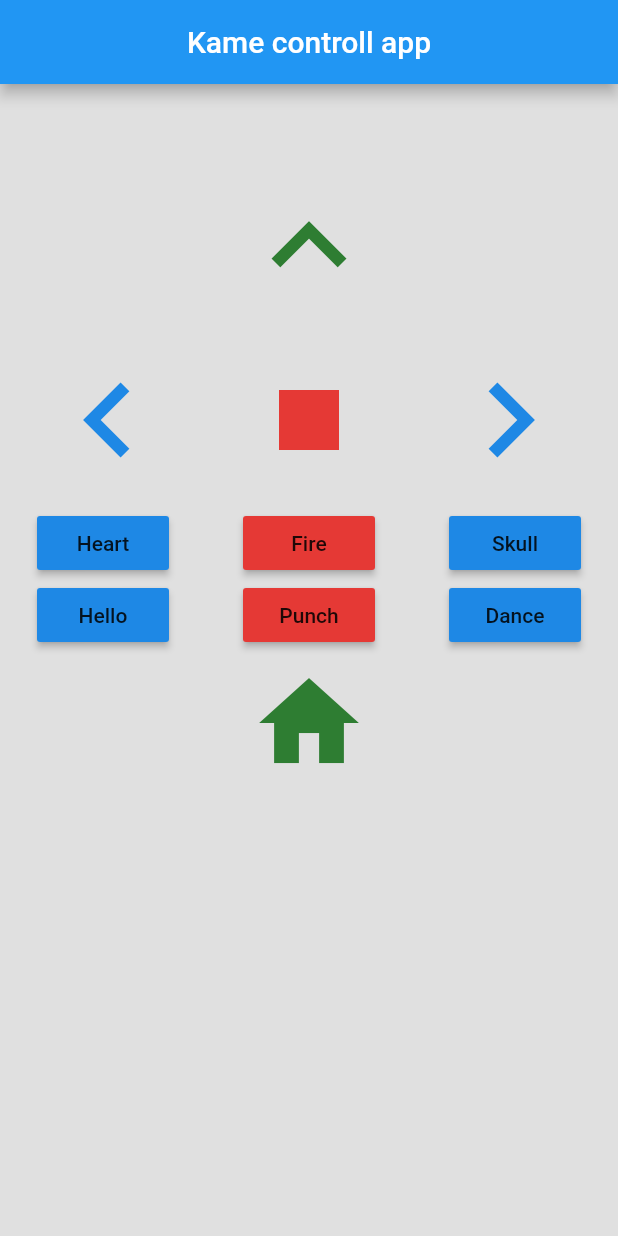
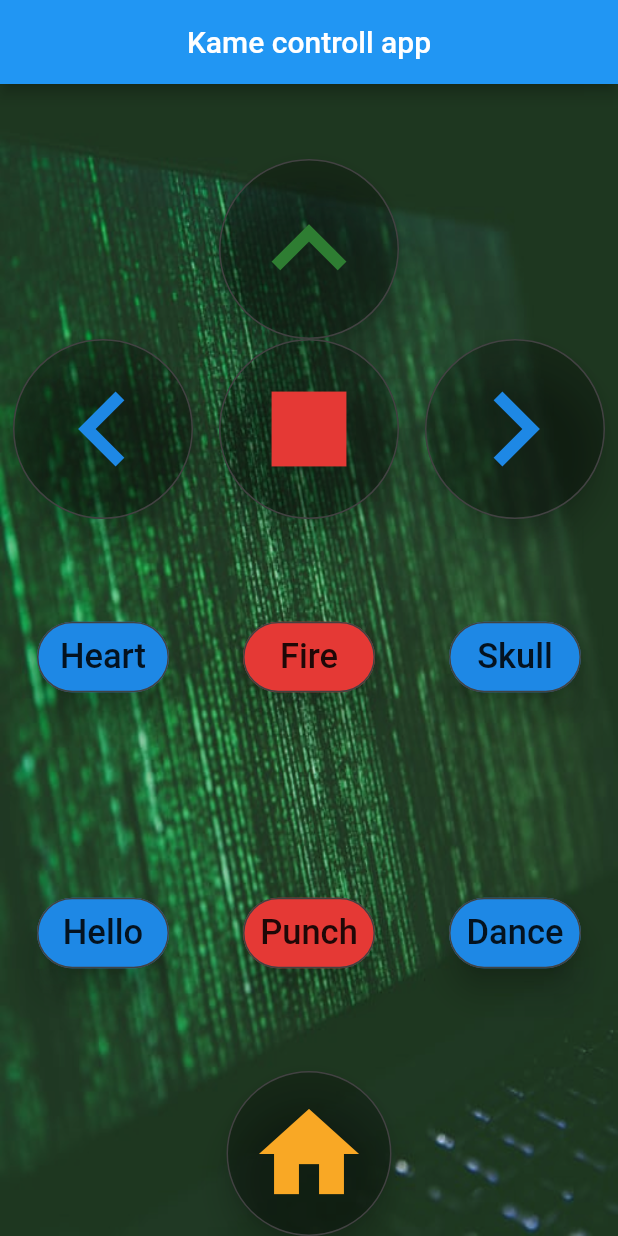
Before and after one commit to Luqapo/Kame-UI, a Flutter app: the screen it shows after launch, on a phone screen of 412 x 824 dp. Run offline on Flutter 3.47's test engine with Material 2 defaults, Android fonts, the phone set to English and light mode, and no system bars.

Commit message:
circle buttons and other styles

```diff
--- a/lib/main.dart
+++ b/lib/main.dart
@@ -57,92 +57,199 @@ class _MyHomePageState extends State<MyHomePage> {
       ),
       body: Container(
         padding: EdgeInsets.only(top: 50.0),
-        decoration: BoxDecoration(color: Colors.grey[300]),
+        decoration: BoxDecoration(
+          image: DecorationImage(
+            image: AssetImage('assets/images/background_1.jpeg'),
+            colorFilter: ColorFilter.mode(
+              Colors.green.withOpacity(0.7),
+              BlendMode.softLight,
+              ),
+            fit: BoxFit.fill
+            ),
+          ),
         child: Column(
+          mainAxisSize: MainAxisSize.max,
+          mainAxisAlignment: MainAxisAlignment.center,
           children: <Widget>[
             Row(
               mainAxisAlignment: MainAxisAlignment.center,
               children: <Widget>[
-                IconButton(
+                RaisedButton(
                   onPressed: () => _sendMessage('1+'),
-                  icon: Icon(Icons.keyboard_arrow_up),
-                  iconSize:100,
-                  color: Colors.green[800],
+                  padding: EdgeInsets.all(10.0),
+                  elevation:9.0,
+                  shape: CircleBorder(
+                    side: BorderSide(
+                      color: Colors.grey[800],
+                      ),
+                    ),
+                  child: Icon(
+                      Icons.keyboard_arrow_up,
+                      size:100,
+                      color: Colors.green[800],
+                  ),
+                  color: Colors.black.withOpacity(0.25),
                 ),
               ],
             ),
             Row(
               mainAxisAlignment: MainAxisAlignment.spaceAround,
               children: <Widget>[
-                IconButton(
+                RaisedButton(
                   onPressed: () => _sendMessage('3+'),
-                  icon: Icon(Icons.keyboard_arrow_left),
-                  iconSize: 100,
-                  color: Colors.blue[600],
+                  padding: EdgeInsets.all(10.0),
+                  elevation:9.0,
+                  shape: CircleBorder(
+                    side: BorderSide(color: Colors.grey[800]),
+                    ),
+                  child: Icon(
+                    Icons.keyboard_arrow_left,
+                    size:100,
+                    color: Colors.blue[600],
                   ),
-                IconButton(
+                  color: Colors.black.withOpacity(0.25),
+                ),
+                RaisedButton(
                   onPressed: () => _sendMessage('5+'),
-                  icon: Icon(Icons.stop),
-                  iconSize: 80,
-                  color: Colors.red[600],
+                  padding: EdgeInsets.all(10.0),
+                  elevation:9.0,
+                  shape: CircleBorder(
+                    side: BorderSide(
+                      color: Colors.grey[800],
+                    ),
+                  ),
+                  child: Icon(
+                    Icons.stop,
+                    size:100,
+                    color: Colors.red[600],
+                  ),
+                  color: Colors.black.withOpacity(0.25),
                 ),
-                IconButton(
+                RaisedButton(
                   onPressed: () => _sendMessage('4+'),
-                  icon: Icon(Icons.keyboard_arrow_right),
-                  iconSize: 100,
-                  color: Colors.blue[600],
+                  padding: EdgeInsets.all(10.0),
+                  elevation:9.0,
+                  shape: CircleBorder(
+                    side: BorderSide(
+                      color: Colors.grey[800],
+                    ),
                   ),
+                  child: Icon(
+                    Icons.keyboard_arrow_right,
+                    size:100,
+                    color: Colors.blue[600],
+                  ),
+                  color: Colors.black.withOpacity(0.25),
+                ),
               ],
             ),
-            Row(
+            Expanded( child: Row(
               mainAxisAlignment: MainAxisAlignment.spaceAround,
               children: <Widget>[
                 RaisedButton(
                   onPressed: () => _sendMessage('6+'),
-                  child: Text('Heart'),
+                  padding: EdgeInsets.all(10.0),
+                  elevation:9.0,
+                  shape: RoundedRectangleBorder(
+                    borderRadius: BorderRadius.circular(25),
+                    side: BorderSide(
+                      color: Colors.grey[800],
+                    ),
+                  ),
+                  child: Text('Heart', style: TextStyle(fontSize: 23),),
                   color: Colors.blue[600],
                   ),
                 RaisedButton(
                   onPressed: () => _sendMessage('7+'),
-                  child: Text('Fire'),
+                  padding: EdgeInsets.all(10.0),
+                  elevation:9.0,
+                  shape: RoundedRectangleBorder(
+                    borderRadius: BorderRadius.circular(25),
+                    side: BorderSide(
+                      color: Colors.grey[800],
+                    ),
+                  ),
+                  child: Text('Fire', style: TextStyle(fontSize: 23),),
                   color: Colors.red[600],
                 ),
                 RaisedButton(
                   onPressed: () => _sendMessage('8+'),
-                  child: Text('Skull'),
+                  padding: EdgeInsets.all(10.0),
+                  elevation:9.0,
+                  shape: RoundedRectangleBorder(
+                    borderRadius: BorderRadius.circular(25),
+                    side: BorderSide(
+                      color: Colors.grey[800],
+                    ),
+                  ),
+                  child: Text('Skull', style: TextStyle(fontSize: 23),),
                   color: Colors.blue[600],
                   ),
               ],
-            ),
-            Row(
+            )),
+            Expanded( child: Row(
               mainAxisAlignment: MainAxisAlignment.spaceAround,
               children: <Widget>[
                 RaisedButton(
                   onPressed: () => _sendMessage('9+'),
-                  child: Text('Hello'),
+                  padding: EdgeInsets.all(10.0),
+                  elevation:9.0,
+                  shape: RoundedRectangleBorder(
+                    borderRadius: BorderRadius.circular(25),
+                    side: BorderSide(
+                      color: Colors.grey[800],
+                    ),
+                  ),
+                  child: Text('Hello', style: TextStyle(fontSize: 23),),
                   color: Colors.blue[600],
                   ),
                 RaisedButton(
                   onPressed: () => _sendMessage('10+'),
-                  child: Text('Punch'),
+                  padding: EdgeInsets.all(10.0),
+                  elevation:9.0,
+                  shape: RoundedRectangleBorder(
+                    borderRadius: BorderRadius.circular(25),
+                    side: BorderSide(
+                      color: Colors.grey[800],
+                    ),
+                  ),
+                  child: Text('Punch', style: TextStyle(fontSize: 23),),
                   color: Colors.red[600],
                 ),
                 RaisedButton(
                   onPressed: () => _sendMessage('11+'),
-                  child: Text('Dance'),
+                  padding: EdgeInsets.all(10.0),
+                  elevation:9.0,
+                  shape: RoundedRectangleBorder(
+                    borderRadius: BorderRadius.circular(25),
+                    side: BorderSide(
+                      color: Colors.grey[800],
+                      ),
+                ),
+                  child: Text('Dance', style: TextStyle(fontSize: 23),),
                   color: Colors.blue[600],
                   ),
               ],
-            ),
+            )),
             Row(
               mainAxisAlignment: MainAxisAlignment.center,
               crossAxisAlignment: CrossAxisAlignment.end,
               children: <Widget>[
-                IconButton(
-                  onPressed: () => _sendMessage('1+'),
-                  icon: Icon(Icons.home),
-                  iconSize:80,
-                  color: Colors.green[800],
+                RaisedButton(
+                  onPressed: () => _sendMessage('15+'),
+                  padding: EdgeInsets.all(15.0),
+                  elevation:9.0,
+                  shape: CircleBorder(
+                    side: BorderSide(
+                      color: Colors.grey[800],
+                      ),
+                    ),
+                  child: Icon(
+                      Icons.home,
+                      size:80,
+                      color: Colors.yellow[800],
+                  ),
+                  color: Colors.black.withOpacity(0.25),
                 ),
               ],
             ),
--- a/pubspec.yaml
+++ b/pubspec.yaml
@@ -41,8 +41,8 @@ flutter:
   uses-material-design: true
 
   # To add assets to your application, add an assets section, like this:
-  # assets:
-  #  - images/a_dot_burr.jpeg
+  assets:
+   - assets/images/background_1.jpeg
   #  - images/a_dot_ham.jpeg
 
   # An image asset can refer to one or more resolution-specific "variants", see
```
Also changed, not shown: assets/images/background_1.jpeg (added).
